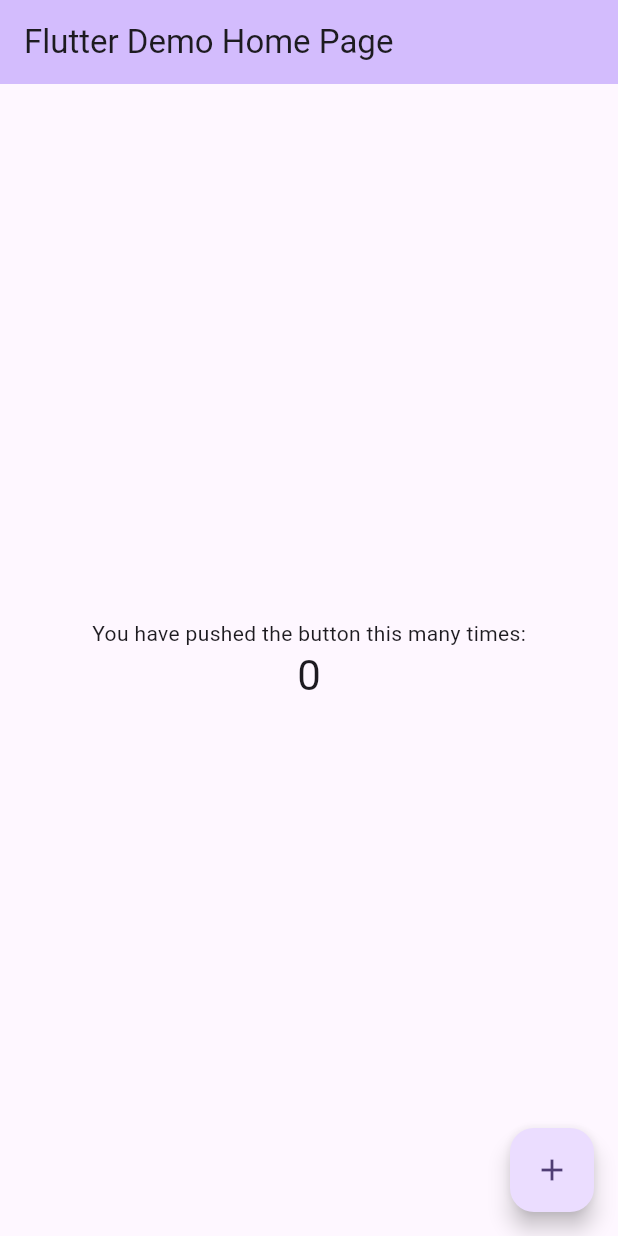
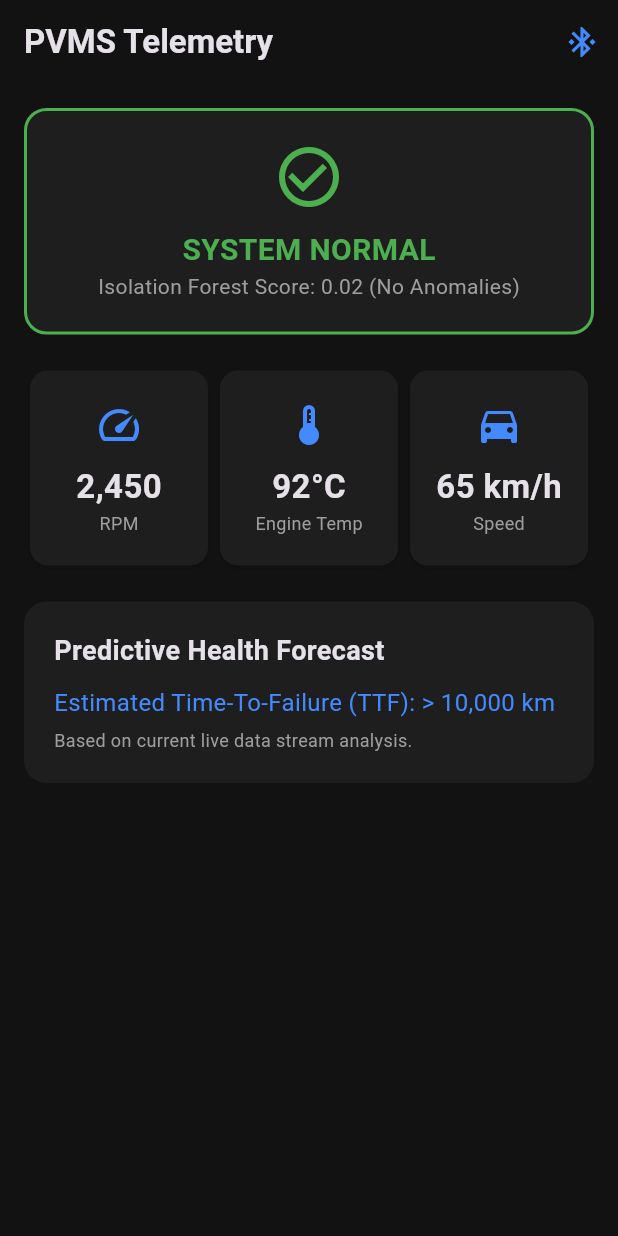
Before and after one commit to kashan980/PVMS_Flutter_App, a Flutter app: the screen it shows after launch, on a phone screen of 412 x 824 dp. Run offline on Flutter 3.47's test engine with Material 3 defaults, Android fonts, the phone set to English and light mode, and no system bars.

Commit message:
Frontend: Drafted primary dashboard UI layout

```diff
--- a/lib/main.dart
+++ b/lib/main.dart
@@ -1,122 +1,24 @@
 import 'package:flutter/material.dart';
 
+import 'screens/dashboard_screen.dart';
+
 void main() {
-  runApp(const MyApp());
+  runApp(const PVMSApp());
 }
 
-class MyApp extends StatelessWidget {
-  const MyApp({super.key});
+class PVMSApp extends StatelessWidget {
+  const PVMSApp({super.key});
 
-  // This widget is the root of your application.
   @override
   Widget build(BuildContext context) {
     return MaterialApp(
-      title: 'Flutter Demo',
-      theme: ThemeData(
-        // This is the theme of your application.
-        //
-        // TRY THIS: Try running your application with "flutter run". You'll see
-        // the application has a purple toolbar. Then, without quitting the app,
-        // try changing the seedColor in the colorScheme below to Colors.green
-        // and then invoke "hot reload" (save your changes or press the "hot
-        // reload" button in a Flutter-supported IDE, or press "r" if you used
-        // the command line to start the app).
-        //
-        // Notice that the counter didn't reset back to zero; the application
-        // state is not lost during the reload. To reset the state, use hot
-        // restart instead.
-        //
-        // This works for code too, not just values: Most code changes can be
-        // tested with just a hot reload.
-        colorScheme: ColorScheme.fromSeed(seedColor: Colors.deepPurple),
+      title: 'PVMS Analytics',
+      debugShowCheckedModeBanner: false,
+      theme: ThemeData.dark().copyWith(
+        primaryColor: Colors.blueAccent,
+        scaffoldBackgroundColor: const Color(0xFF121212),
       ),
-      home: const MyHomePage(title: 'Flutter Demo Home Page'),
+      home: const DashboardScreen(),
     );
   }
 }
-
-class MyHomePage extends StatefulWidget {
-  const MyHomePage({super.key, required this.title});
-
-  // This widget is the home page of your application. It is stateful, meaning
-  // that it has a State object (defined below) that contains fields that affect
-  // how it looks.
-
-  // This class is the configuration for the state. It holds the values (in this
-  // case the title) provided by the parent (in this case the App widget) and
-  // used by the build method of the State. Fields in a Widget subclass are
-  // always marked "final".
-
-  final String title;
-
-  @override
-  State<MyHomePage> createState() => _MyHomePageState();
-}
-
-class _MyHomePageState extends State<MyHomePage> {
-  int _counter = 0;
-
-  void _incrementCounter() {
-    setState(() {
-      // This call to setState tells the Flutter framework that something has
-      // changed in this State, which causes it to rerun the build method below
-      // so that the display can reflect the updated values. If we changed
-      // _counter without calling setState(), then the build method would not be
-      // called again, and so nothing would appear to happen.
-      _counter++;
-    });
-  }
-
-  @override
-  Widget build(BuildContext context) {
-    // This method is rerun every time setState is called, for instance as done
-    // by the _incrementCounter method above.
-    //
-    // The Flutter framework has been optimized to make rerunning build methods
-    // fast, so that you can just rebuild anything that needs updating rather
-    // than having to individually change instances of widgets.
-    return Scaffold(
-      appBar: AppBar(
-        // TRY THIS: Try changing the color here to a specific color (to
-        // Colors.amber, perhaps?) and trigger a hot reload to see the AppBar
-        // change color while the other colors stay the same.
-        backgroundColor: Theme.of(context).colorScheme.inversePrimary,
-        // Here we take the value from the MyHomePage object that was created by
-        // the App.build method, and use it to set our appbar title.
-        title: Text(widget.title),
-      ),
-      body: Center(
-        // Center is a layout widget. It takes a single child and positions it
-        // in the middle of the parent.
-        child: Column(
-          // Column is also a layout widget. It takes a list of children and
-          // arranges them vertically. By default, it sizes itself to fit its
-          // children horizontally, and tries to be as tall as its parent.
-          //
-          // Column has various properties to control how it sizes itself and
-          // how it positions its children. Here we use mainAxisAlignment to
-          // center the children vertically; the main axis here is the vertical
-          // axis because Columns are vertical (the cross axis would be
-          // horizontal).
-          //
-          // TRY THIS: Invoke "debug painting" (choose the "Toggle Debug Paint"
-          // action in the IDE, or press "p" in the console), to see the
-          // wireframe for each widget.
-          mainAxisAlignment: MainAxisAlignment.center,
-          children: <Widget>[
-            const Text('You have pushed the button this many times:'),
-            Text(
-              '$_counter',
-              style: Theme.of(context).textTheme.headlineMedium,
-            ),
-          ],
-        ),
-      ),
-      floatingActionButton: FloatingActionButton(
-        onPressed: _incrementCounter,
-        tooltip: 'Increment',
-        child: const Icon(Icons.add),
-      ), // This trailing comma makes auto-formatting nicer for build methods.
-    );
-  }
-}
--- /dev/null
+++ b/lib/screens/dashboard_screen.dart
@@ -0,0 +1,138 @@
+import 'package:flutter/material.dart';
+
+class DashboardScreen extends StatelessWidget {
+  const DashboardScreen({super.key});
+
+  @override
+  Widget build(BuildContext context) {
+    return Scaffold(
+      appBar: AppBar(
+        title: const Text(
+          'PVMS Telemetry',
+          style: TextStyle(fontWeight: FontWeight.bold),
+        ),
+        backgroundColor: Colors.transparent,
+        elevation: 0,
+        actions: [
+          IconButton(
+            icon: const Icon(
+              Icons.bluetooth_connected,
+              color: Colors.blueAccent,
+            ),
+            onPressed: () {}, // Will connect to ELM327 later
+          ),
+        ],
+      ),
+      body: Padding(
+        padding: const EdgeInsets.all(16.0),
+        child: Column(
+          crossAxisAlignment: CrossAxisAlignment.stretch,
+          children: [
+            _buildStatusCard(),
+            const SizedBox(height: 20),
+            _buildTelemetryGrid(),
+            const SizedBox(height: 20),
+            _buildTTFCard(),
+          ],
+        ),
+      ),
+    );
+  }
+
+  Widget _buildStatusCard() {
+    return Container(
+      padding: const EdgeInsets.all(20),
+      decoration: BoxDecoration(
+        color: const Color(0xFF1E1E1E),
+        borderRadius: BorderRadius.circular(15),
+        border: Border.all(color: Colors.green, width: 2),
+      ),
+      child: const Column(
+        children: [
+          Icon(Icons.check_circle_outline, color: Colors.green, size: 48),
+          SizedBox(height: 10),
+          Text(
+            'SYSTEM NORMAL',
+            style: TextStyle(
+              color: Colors.green,
+              fontSize: 20,
+              fontWeight: FontWeight.bold,
+            ),
+          ),
+          Text(
+            'Isolation Forest Score: 0.02 (No Anomalies)',
+            style: TextStyle(color: Colors.grey),
+          ),
+        ],
+      ),
+    );
+  }
+
+  Widget _buildTelemetryGrid() {
+    return Row(
+      mainAxisAlignment: MainAxisAlignment.spaceBetween,
+      children: [
+        _telemetryItem('RPM', '2,450', Icons.speed),
+        _telemetryItem('Engine Temp', '92°C', Icons.thermostat),
+        _telemetryItem('Speed', '65 km/h', Icons.directions_car),
+      ],
+    );
+  }
+
+  Widget _telemetryItem(String label, String value, IconData icon) {
+    return Expanded(
+      child: Card(
+        color: const Color(0xFF1E1E1E),
+        child: Padding(
+          padding: const EdgeInsets.symmetric(vertical: 20),
+          child: Column(
+            children: [
+              Icon(icon, color: Colors.blueAccent, size: 32),
+              const SizedBox(height: 10),
+              Text(
+                value,
+                style: const TextStyle(
+                  fontSize: 22,
+                  fontWeight: FontWeight.bold,
+                ),
+              ),
+              Text(
+                label,
+                style: const TextStyle(color: Colors.grey, fontSize: 12),
+              ),
+            ],
+          ),
+        ),
+      ),
+    );
+  }
+
+  Widget _buildTTFCard() {
+    return Container(
+      padding: const EdgeInsets.all(20),
+      decoration: BoxDecoration(
+        color: const Color(0xFF1E1E1E),
+        borderRadius: BorderRadius.circular(15),
+      ),
+      child: const Column(
+        crossAxisAlignment: CrossAxisAlignment.start,
+        children: [
+          Text(
+            'Predictive Health Forecast',
+            style: TextStyle(fontSize: 18, fontWeight: FontWeight.bold),
+          ),
+          SizedBox(height: 10),
+          Text(
+            'Estimated Time-To-Failure (TTF): > 10,000 km',
+            style: TextStyle(color: Colors.blueAccent, fontSize: 16),
+          ),
+          SizedBox(height: 5),
+          Text(
+            'Based on current live data stream analysis.',
+            style: TextStyle(color: Colors.grey, fontSize: 12),
+          ),
+        ],
+      ),
+    );
+  }
+}
```
